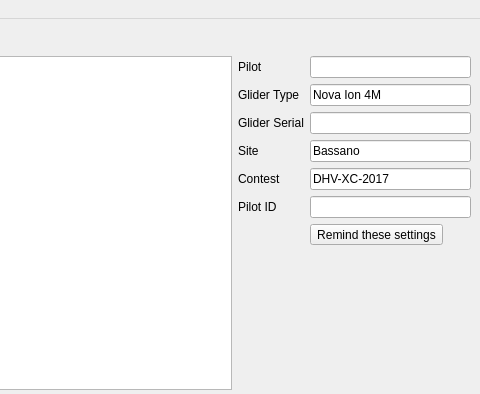
Old version of the form app/MainWindow.ui in the repository choosyg/FlymasterDump; both pictures show x 320 to 800 and y 0 to 394 of the 800 by 600 pixel window.
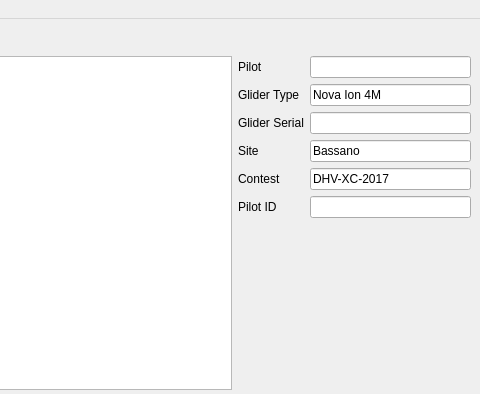
New version of the form.

Commit message: Work In Progress: Added Model class

What changed in the file:
```diff
--- a/app/MainWindow.ui
+++ b/app/MainWindow.ui
@@ -117,13 +117,6 @@
       <item row="5" column="1">
        <widget class="QLineEdit" name="pilotIdEdit"/>
       </item>
-      <item row="6" column="1">
-       <widget class="QToolButton" name="toolButton">
-        <property name="text">
-         <string>Remind these settings</string>
-        </property>
-       </widget>
-      </item>
      </layout>
     </item>
     <item row="2" column="0">
```
Left out of the diff: 36 changed lines with no effect on the pictures. The commit also changes 7 other files.
